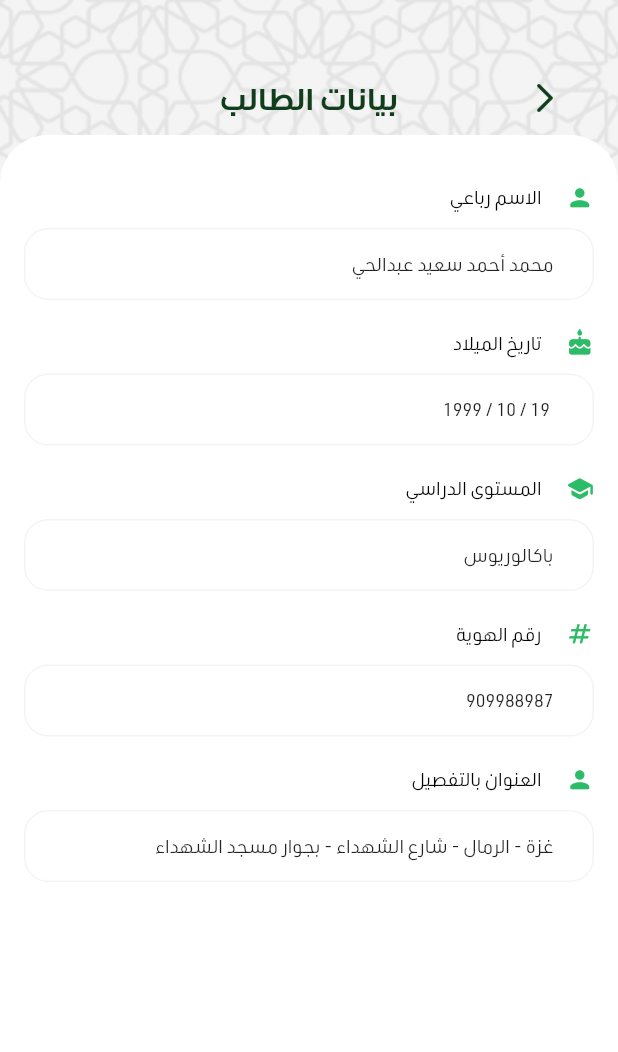
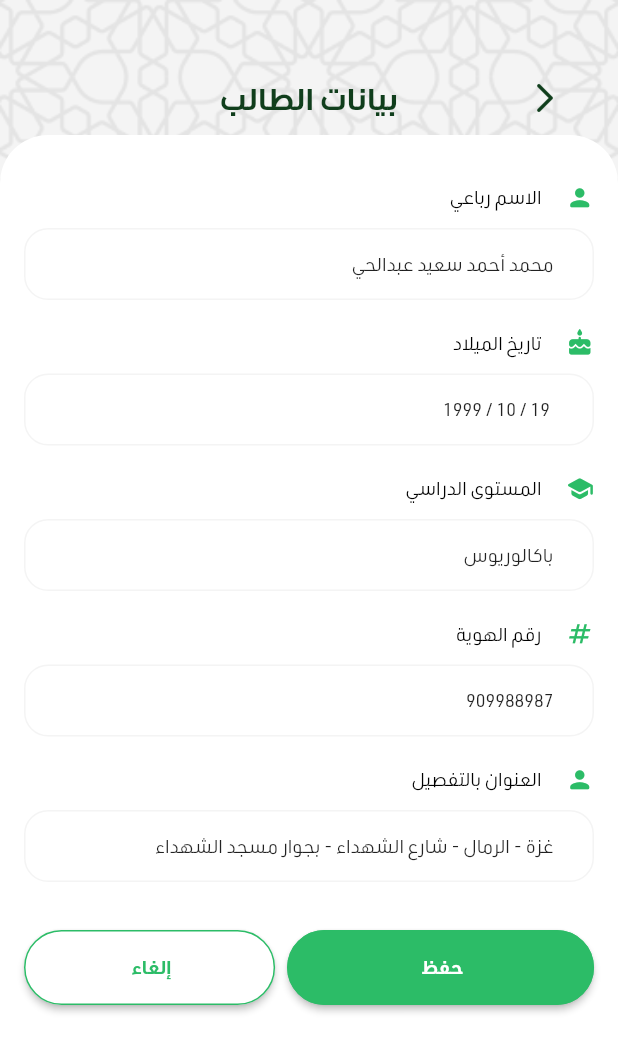
Before and after one commit to AhmedAbuSamra/kuttab-flutter-1, a Flutter app: the StudentInformationPage screen opened by its route, on a phone screen of 412 x 824 dp. Shown: the top 1052 px of the screen. Run offline on Flutter 3.47's test engine with Material 2 defaults, Android fonts, the phone set to English and light mode, and no system bars; our stand-ins replace get; missing offline and left inert: dart:ffi.

Commit message:
add save buttons to informations page

```diff
--- a/lib/views/teacher-app/student-information-page/widgets.dart
+++ b/lib/views/teacher-app/student-information-page/widgets.dart
@@ -1,5 +1,6 @@
 import 'package:flutter/material.dart';
 import 'package:kuttab/Utils/constants.dart';
+import 'package:kuttab/views/componant/app-buttons.dart';
 import 'package:kuttab/views/componant/app-text-field.dart';
 import 'package:kuttab/views/componant/app-text.dart';
 
@@ -13,6 +14,7 @@ class StudentInfoBudy extends StatefulWidget {
 class _StudentInfoBudyState extends State<StudentInfoBudy> {
   @override
   Widget build(BuildContext context) {
+    double screenWidth = MediaQuery.of(context).size.width;
     return Expanded(
       child: Container(
         width: double.infinity,
@@ -173,6 +175,22 @@ class _StudentInfoBudyState extends State<StudentInfoBudy> {
                             "غزة - الرمال - شارع الشهداء - بجوار مسجد الشهداء",
                         obscure: false,
                       ),
+                      const SizedBox(height: 32),
+                      Row(
+                        children: [
+                          Container(
+                            width: (screenWidth - 40) * 0.55,
+                            child:
+                                FullColorButton(onPressed: () {}, text: "حفظ "),
+                          ),
+                          Expanded(child: Container()),
+                          Container(
+                            width: (screenWidth - 40) * 0.45,
+                            child:
+                                WhiteButtton(onPressed: () {}, text: "إلغاء "),
+                          ),
+                        ],
+                      ),
                     ],
                   ),
                 ),
```
